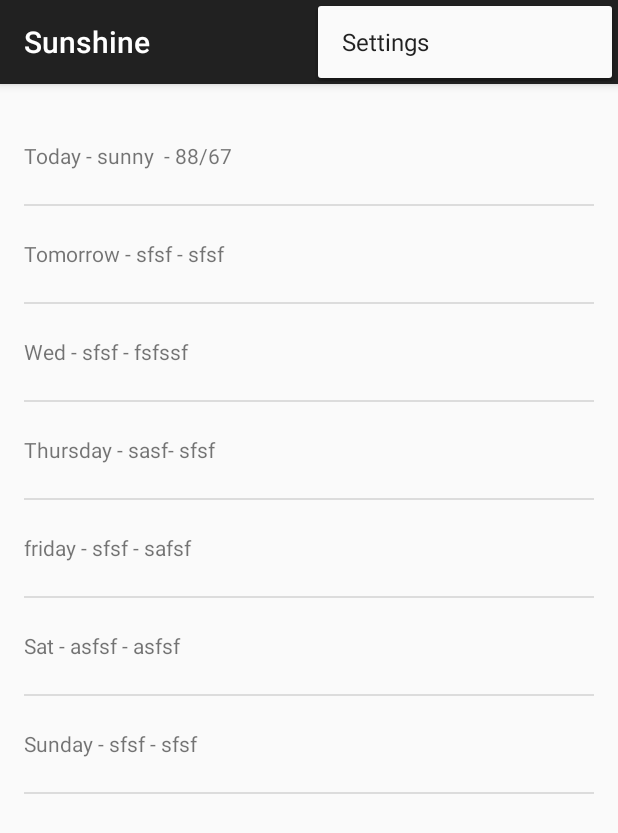
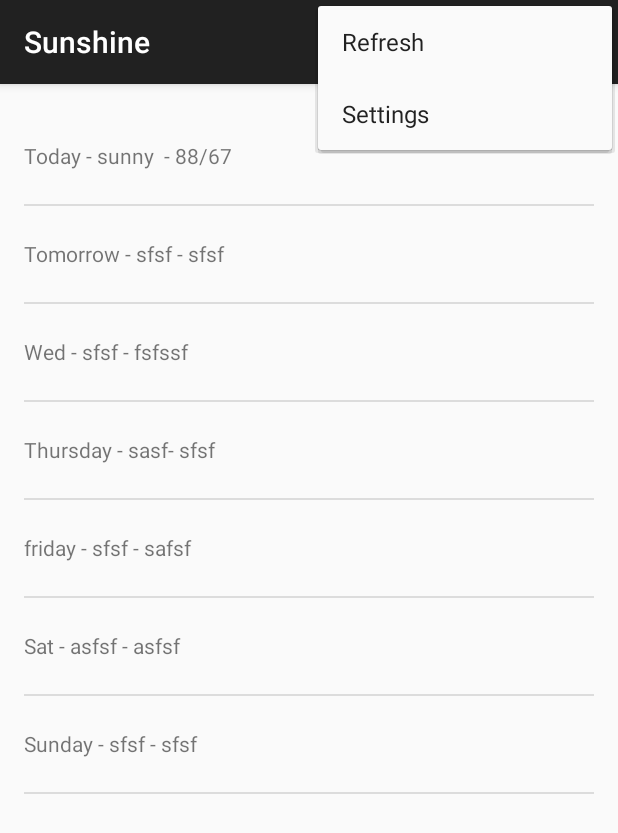
Before and after one commit to andy-andy/Sunshine, an Android app: the screen it shows after launch (MainActivity), with the options menu open, on a phone screen of 412 x 824 dp. Shown: the top 833 px of the screen. Run offline under Robolectric (Android 15) with nearby library versions, the phone set to English and light mode, and no system bars.

```diff
--- a/app/src/main/AndroidManifest.xml
+++ b/app/src/main/AndroidManifest.xml
@@ -18,4 +18,6 @@
         </activity>
     </application>
 
+    <uses-permission android:name="android.permission.INTERNET"/>
+
 </manifest>
--- a/app/src/main/res/layout/list_item_forecast.xml
+++ b/app/src/main/res/layout/list_item_forecast.xml
@@ -5,5 +5,4 @@
     android:minHeight="?android:attr/listPreferredItemHeight"
     android:gravity="center_vertical"
     android:id="@+id/list_item_forecast_textview">
-
 </TextView>
--- /dev/null
+++ b/app/src/main/res/menu/forecastfragment.xml
@@ -0,0 +1,8 @@
+<?xml version="1.0" encoding="utf-8"?>
+<menu xmlns:android="http://schemas.android.com/apk/res/android"
+    xmlns:app="http://schemas.android.com/apk/res-auto">
+    <item
+        android:id="@+id/action_refresh"
+        android:title="@string/action_refresh"
+        app:showAsAction="never" />
+</menu>
--- a/app/src/main/res/values/strings.xml
+++ b/app/src/main/res/values/strings.xml
@@ -2,4 +2,5 @@
     <string name="app_name">Sunshine</string>
     <string name="hello_world">Hello world!</string>
     <string name="action_settings">Settings</string>
+    <string name="action_refresh">Refresh</string>
 </resources>
```
Also changed, not shown: app/src/main/java/com/tarapus/sunshine/MainActivityFragment.java (+135 -2 lines), app/src/main/ic_launcher-web.png, app/src/main/res/mipmap-hdpi/ic_launcher.png, app/src/main/res/mipmap-mdpi/ic_launcher.png, app/src/main/res/mipmap-xhdpi/ic_launcher.png, app/src/main/res/mipmap-xxhdpi/ic_launcher.png, app/src/main/res/mipmap-xxxhdpi/ic_launcher.png.
